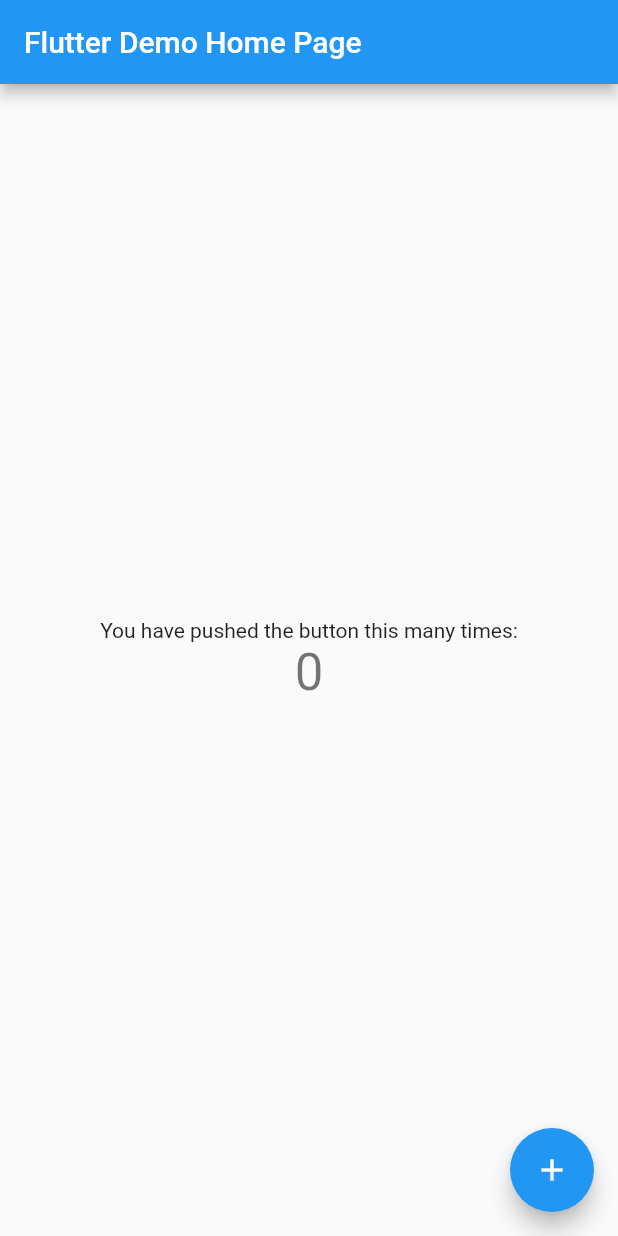
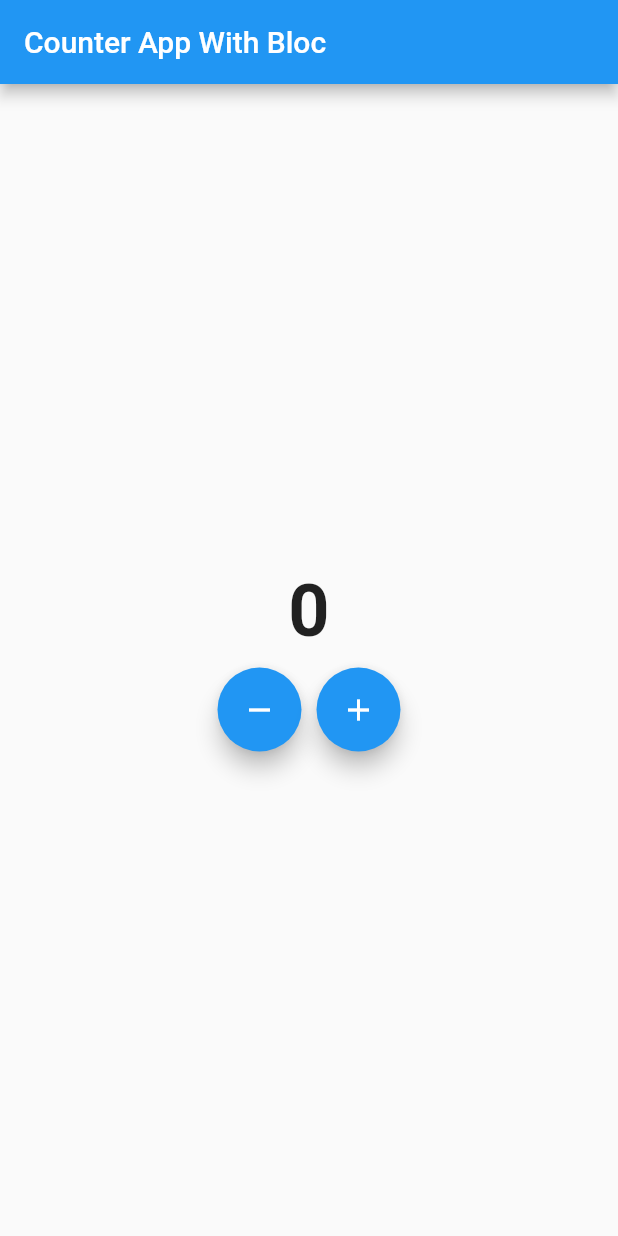
Before and after one commit to MohammedJamal21/counter_bloc_app, a Flutter app: the screen it shows after launch, on a phone screen of 412 x 824 dp. Run offline on Flutter 3.47's test engine with Material 2 defaults, Android fonts, the phone set to English and light mode, and no system bars; our stand-ins replace flutter_bloc.

Commit message:
Finished CounterApp with Cubit

```diff
--- /dev/null
+++ b/lib/cubits/counter_cubit.dart
@@ -0,0 +1,13 @@
+import 'package:flutter_bloc/flutter_bloc.dart';
+
+import 'counter_state.dart';
+
+class CounterCubit extends Cubit<CounterState> {
+  CounterCubit() : super(CounterState(count: 0));
+
+  void increment() =>
+      emit(CounterState(count: state.count + 1, isIncrement: true));
+
+  void decrement() =>
+      emit(CounterState(count: state.count - 1, isIncrement: false));
+}
--- /dev/null
+++ b/lib/cubits/counter_state.dart
@@ -0,0 +1,10 @@
+// ignore_for_file: public_member_api_docs, sort_constructors_first
+class CounterState {
+  int count;
+  bool? isIncrement;
+
+  CounterState({
+    required this.count,
+    this.isIncrement,
+  });
+}
--- a/lib/main.dart
+++ b/lib/main.dart
@@ -1,4 +1,8 @@
 import 'package:flutter/material.dart';
+import 'package:flutter_bloc/flutter_bloc.dart';
+
+import '../screens/home_screen.dart';
+import 'cubits/counter_cubit.dart';
 
 void main() {
   runApp(const MyApp());
@@ -10,75 +14,16 @@ class MyApp extends StatelessWidget {
   // This widget is the root of your application.
   @override
   Widget build(BuildContext context) {
-    return MaterialApp(
-      title: 'Flutter Demo',
-      theme: ThemeData(
-        primarySwatch: Colors.blue,
+    return BlocProvider(
+      lazy: false,
+      create: (context) => CounterCubit(),
+      child: MaterialApp(
+        title: 'Counter App With Bloc',
+        theme: ThemeData(
+          primarySwatch: Colors.blue,
+        ),
+        home: const HomeScreen(),
       ),
-      home: const MyHomePage(title: 'Flutter Demo Home Page'),
     );
   }
 }
-
-class MyHomePage extends StatefulWidget {
-  const MyHomePage({super.key, required this.title});
-
-  final String title;
-
-  @override
-  State<MyHomePage> createState() => _MyHomePageState();
-}
-
-class _MyHomePageState extends State<MyHomePage> {
-  int _counter = 0;
-
-  void _incrementCounter() {
-    setState(() {
-      _counter++;
-    });
-  }
-
-  @override
-  Widget build(BuildContext context) {
-
-    return Scaffold(
-      appBar: AppBar(
-
-        title: Text(widget.title),
-      ),
-      body: Center(
-        child: Column(
-          // Column is also a layout widget. It takes a list of children and
-          // arranges them vertically. By default, it sizes itself to fit its
-          // children horizontally, and tries to be as tall as its parent.
-          //
-          // Invoke "debug painting" (press "p" in the console, choose the
-          // "Toggle Debug Paint" action from the Flutter Inspector in Android
-          // Studio, or the "Toggle Debug Paint" command in Visual Studio Code)
-          // to see the wireframe for each widget.
-          //
-          // Column has various properties to control how it sizes itself and
-          // how it positions its children. Here we use mainAxisAlignment to
-          // center the children vertically; the main axis here is the vertical
-          // axis because Columns are vertical (the cross axis would be
-          // horizontal).
-          mainAxisAlignment: MainAxisAlignment.center,
-          children: <Widget>[
-            const Text(
-              'You have pushed the button this many times:',
-            ),
-            Text(
-              '$_counter',
-              style: Theme.of(context).textTheme.headlineMedium,
-            ),
-          ],
-        ),
-      ),
-      floatingActionButton: FloatingActionButton(
-        onPressed: _incrementCounter,
-        tooltip: 'Increment',
-        child: const Icon(Icons.add),
-      ), // This trailing comma makes auto-formatting nicer for build methods.
-    );
-  }
-}
--- /dev/null
+++ b/lib/screens/home_screen.dart
@@ -0,0 +1,74 @@
+import 'package:counter_bloc_app/cubits/counter_cubit.dart';
+import 'package:flutter/material.dart';
+import 'package:flutter_bloc/flutter_bloc.dart';
+
+import '../cubits/counter_state.dart';
+
+class HomeScreen extends StatelessWidget {
+  const HomeScreen({Key? key}) : super(key: key);
+
+  @override
+  Widget build(BuildContext context) {
+    return Scaffold(
+      appBar: AppBar(
+        title: const Text('Counter App With Bloc'),
+      ),
+      body: Center(
+        child: Column(
+          mainAxisAlignment: MainAxisAlignment.center,
+          crossAxisAlignment: CrossAxisAlignment.center,
+          children: [
+            BlocConsumer<CounterCubit, CounterState>(
+              listener: (context, state) {
+                if (state.isIncrement == true) {
+                  ScaffoldMessenger.of(context).showSnackBar(
+                      const SnackBar(content: Text('Incremented')));
+                }
+                if (state.isIncrement == false) {
+                  ScaffoldMessenger.of(context).showSnackBar(
+                      const SnackBar(content: Text('Decremented')));
+                }
+              },
+              builder: (context, state) {
+                return BlocBuilder<CounterCubit, CounterState>(
+                  builder: (context, state) {
+                    return Text(
+                      state.count.toString(),
+                      style: const TextStyle(
+                        fontSize: 48,
+                        fontWeight: FontWeight.bold,
+                      ),
+                    );
+                  },
+                );
+              },
+            ),
+            const SizedBox(
+              height: 10,
+            ),
+            Row(
+              mainAxisAlignment: MainAxisAlignment.center,
+              children: [
+                FloatingActionButton(
+                  onPressed: () {
+                    BlocProvider.of<CounterCubit>(context).decrement();
+                  },
+                  child: const Icon(Icons.remove),
+                ),
+                const SizedBox(
+                  width: 10,
+                ),
+                FloatingActionButton(
+                  onPressed: () {
+                    BlocProvider.of<CounterCubit>(context).increment();
+                  },
+                  child: const Icon(Icons.add),
+                )
+              ],
+            )
+          ],
+        ),
+      ),
+    );
+  }
+}
--- a/pubspec.yaml
+++ b/pubspec.yaml
@@ -30,6 +30,7 @@ environment:
 dependencies:
   flutter:
     sdk: flutter
+  flutter_bloc: ^8.1.2
 
 
   # The following adds the Cupertino Icons font to your application.
```
Also changed, not shown: pubspec.lock.
